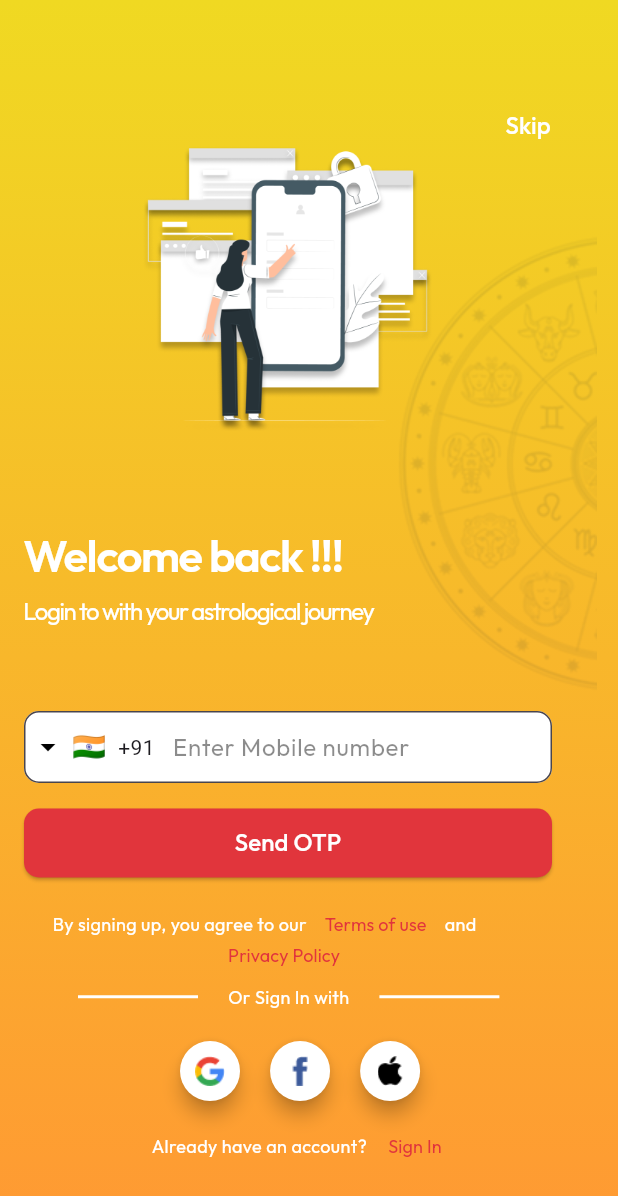
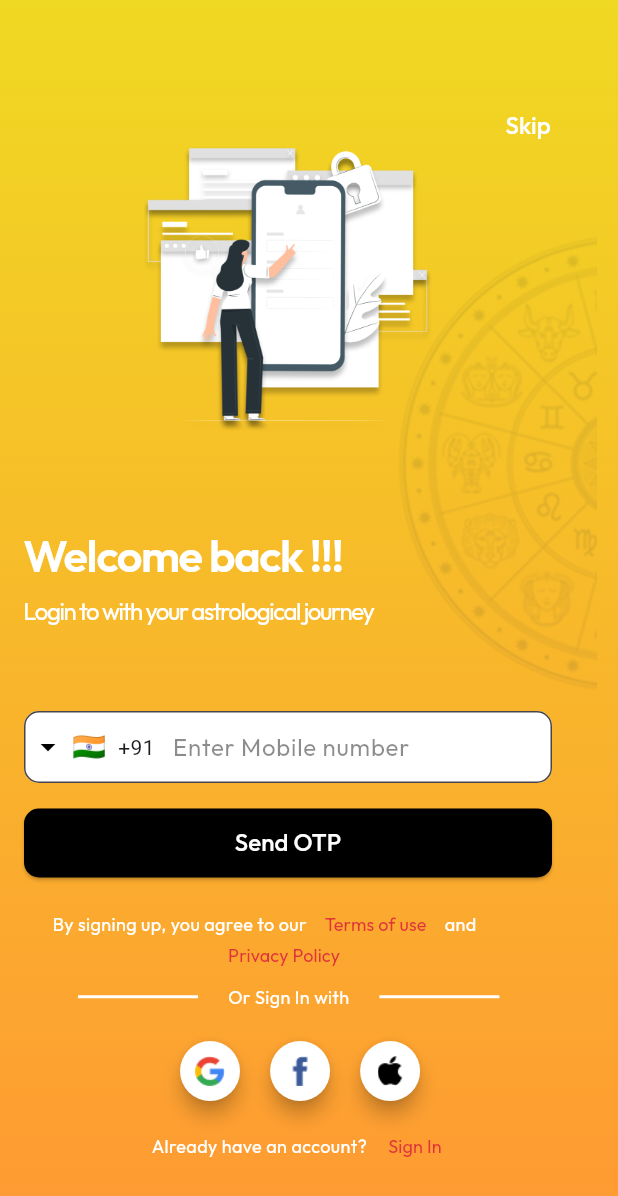
Before and after one commit to Navaneethakrishnan-appdev/astrology, a Flutter app: the screen it shows after launch, on a phone screen of 412 x 824 dp. Shown: the top 1196 px of the screen. Run offline on Flutter 3.47's test engine with Material 3 defaults, Android fonts, the phone set to English and light mode, and no system bars; drawn by our look-alikes of intl_phone_field; our stand-ins replace carousel_slider, get, google_fonts; missing offline and left inert: dart:ffi.

Commit message:
Updated signup and regenerated plugin files

```diff
--- a/lib/sign_up.dart
+++ b/lib/sign_up.dart
@@ -1,8 +1,8 @@
 import 'package:flutter/material.dart';
 import 'package:get/get.dart';
+import 'package:google_fonts/google_fonts.dart';
 import 'package:intl_phone_field/intl_phone_field.dart';
 import 'package:vcode_ui/otp.dart';
-import 'package:google_fonts/google_fonts.dart';
 
 class SignUp extends StatefulWidget {
   const SignUp({super.key});
@@ -147,7 +147,8 @@ class _SignUpState extends State<SignUp> {
                               });
                             },
                             style: ElevatedButton.styleFrom(
-                                backgroundColor: Color(0xffE1353C),
+                                // backgroundColor: Color(0xffE1353C),
+                                backgroundColor: Colors.black,
                                 shape: RoundedRectangleBorder(
                                     borderRadius: BorderRadius.circular(10)),
                                 maximumSize: Size(200, 50)),
```
Also changed, not shown: 250 other files.
